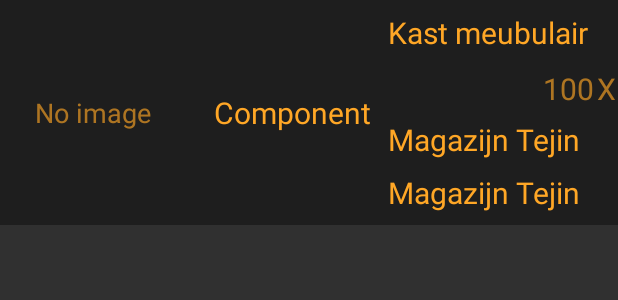
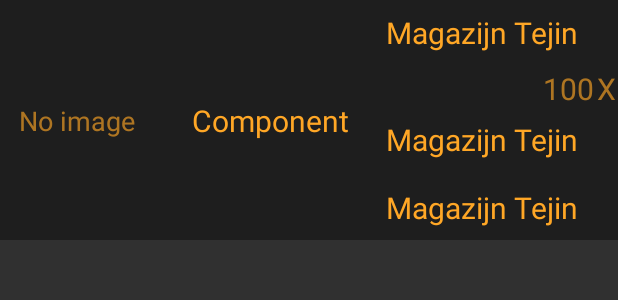
Before and after one commit to MwBakker/Digital-Storage, an Android app: the layout searched_entity.xml on its own in the app's theme, with its tools: preview values and no code run, on a phone screen of 412 x 824 dp. Shown: the top 300 px of the screen. Run offline under Robolectric (Android 15) with nearby library versions, the phone set to English and light mode, and no system bars.

Commit message:
additional fixes to the searched_entity xml

```diff
--- a/app/src/main/res/layout/searched_entity.xml
+++ b/app/src/main/res/layout/searched_entity.xml
@@ -18,7 +18,7 @@
 
     <androidx.constraintlayout.widget.ConstraintLayout
         style="@style/match_and_wrap"
-        android:layout_height="150dp"
+        android:layout_height="160dp"
         android:background="#65030303"
         android:onClick="@{(view) -> cmdHandler.goToSearchedEntity(UIEntity.getBelongingOverViewActivity(), UIEntity.getId())}">
 
@@ -30,7 +30,7 @@
             app:layout_constraintBottom_toBottomOf="parent"
             app:layout_constraintLeft_toLeftOf="parent"
             app:layout_constraintTop_toTopOf="parent"
-            app:layout_constraintWidth_percent="0.3" />
+            app:layout_constraintWidth_percent="0.25" />
 
         <TextView
             android:id="@+id/textView"
@@ -47,7 +47,6 @@
         <TextView
             android:id="@+id/txt_entity_type"
             style="@style/wrap_content"
-            android:layout_marginStart="8dp"
             android:text="@{UIEntity.className}"
             android:textColor="@color/icon_color"
             android:textSize="20sp"
@@ -60,16 +59,15 @@
         <TextView
             android:id="@+id/txt_entity_name"
             android:layout_width="0dp"
+            app:layout_constraintWidth_percent="0.375"
             android:layout_height="wrap_content"
             android:layout_marginTop="8dp"
-            android:layout_marginRight="20dp"
-            android:gravity="start"
             android:text="@{UIEntity.name}"
             android:textColor="@color/icon_color"
             android:textSize="20sp"
             app:layout_constraintRight_toRightOf="parent"
             app:layout_constraintTop_toTopOf="parent"
-            tools:text="Kast meubulair" />
+            tools:text="Magazijn Tejin" />
 
         <TextView
             android:id="@+id/txt_component_amount"
@@ -78,7 +76,6 @@
             android:layout_marginTop="10dp"
             android:layout_marginEnd="16dp"
             android:layout_marginBottom="24dp"
-            android:gravity="start"
             android:text="@{UIEntity.isComponent ? UIEntity.count : null}"
             android:textColor="#A4FFA726"
             android:textSize="20sp"
@@ -101,9 +98,9 @@
         <TextView
             android:id="@+id/txt_entity_belonging"
             android:layout_width="0dp"
+            app:layout_constraintWidth_percent="0.35"
             android:layout_height="wrap_content"
             android:layout_marginTop="44dp"
-            android:gravity="start"
             android:text="@{UIEntity.foreignKeyName}"
             android:textColor="@color/icon_color"
             android:textSize="20sp"
@@ -114,9 +111,9 @@
         <TextView
             android:id="@+id/textView2"
             android:layout_width="0dp"
+            app:layout_constraintWidth_percent="0.35"
             android:layout_height="wrap_content"
             android:layout_marginBottom="8dp"
-            android:gravity="start"
             android:text="@{UIEntity.secondaryForeignKeyName}"
             android:textColor="@color/icon_color"
             android:textSize="20sp"
```
